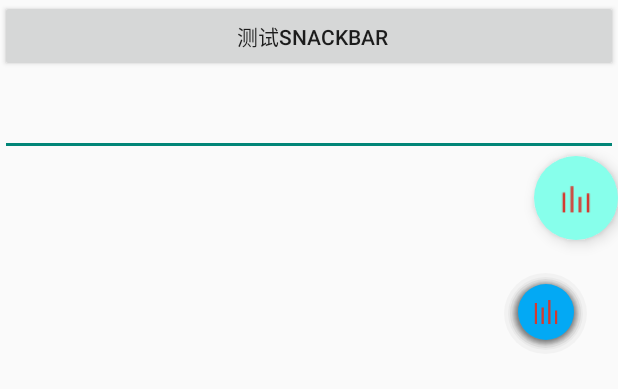
After one commit to SelfImprCp/AnYinUitl, an Android app: the layout activity_snackbar_layout.xml on its own in the app's theme, with its tools: preview values and no code run, on a phone screen of 412 x 824 dp. The commit adds this screen. Shown: the top 389 px of the screen. Run offline under Robolectric (Android 15) with nearby library versions, the light colour scheme and no system bars.

Commit message:
添加MD一些新特性

```diff
--- a/app/src/main/java/cn/myasapp/main/TestUIhelper.java
+++ b/app/src/main/java/cn/myasapp/main/TestUIhelper.java
@@ -13,6 +13,7 @@ import cn.myasapp.main.ui.GestureLockActivity;
 import cn.myasapp.main.ui.GestureVerifyActivity;
 import cn.myasapp.main.ui.HeadToolBarActivity;
 import cn.myasapp.main.ui.LoadingAnimActivity;
+import cn.myasapp.main.ui.SnackbarActivity;
 import cn.myasapp.main.ui.TestDrawerLayout;
 import cn.myasapp.main.ui.TestFlowLayoutActivity;
 import cn.myasapp.main.ui.TestListViewRefreshActivity;
@@ -164,6 +165,10 @@ public class TestUIhelper {
         OpenActivityUtil.getInstance().openActivity(context,    GestureVerifyActivity
                 .class,bundle);
     }
+    public static void showSnackbarActivity(Context context) {
+        OpenActivityUtil.getInstance().openActivity(context,    SnackbarActivity
+                .class);
+    }
 
 
 
--- /dev/null
+++ b/app/src/main/java/cn/myasapp/main/ui/SnackbarActivity.java
@@ -0,0 +1,114 @@
+package cn.myasapp.main.ui;
+
+import android.graphics.Color;
+import android.support.design.widget.CoordinatorLayout;
+import android.support.design.widget.Snackbar;
+import android.support.design.widget.TextInputLayout;
+import android.text.Editable;
+import android.text.TextWatcher;
+import android.view.View;
+import android.widget.Button;
+import android.widget.EditText;
+import android.widget.TextView;
+
+import org.kymjs.kjframe.ui.BindView;
+
+import cn.myasapp.main.R;
+
+/**
+ * Created by Jerry on 2017/2/6.
+ */
+
+public class SnackbarActivity extends BaseActivity {
+
+    @BindView(id = R.id.snackbar_test_button_text, click = true)
+    private Button snackbar_test_button_text;
+
+    @BindView(id = R.id.container)
+    private CoordinatorLayout container;
+
+
+
+    @BindView(id = R.id.a_textinputlayout )
+    private TextInputLayout a_textinputlayout;
+
+
+
+    private EditText a_editText1;
+
+
+
+
+
+
+    @Override
+    public void setRootView() {
+        super.setRootView();
+
+        setContentView(R.layout.activity_snackbar_layout);
+    }
+
+    @Override
+    protected void initView() {
+        super.initView();
+
+
+        a_textinputlayout.setHint("请输入用户名");
+
+        a_editText1 = a_textinputlayout.getEditText();
+        a_editText1.addTextChangedListener(new TextWatcher() {
+            @Override
+            public void beforeTextChanged(CharSequence s, int start, int count, int after) {
+
+            }
+
+            @Override
+            public void onTextChanged(CharSequence s, int start, int before, int count) {
+                //这儿判断操作，如果输入错误可以给用户提示
+                if(s.length()<5){
+                    a_textinputlayout.setErrorEnabled(true);
+                    a_textinputlayout.setError("用户名不能小于6位");
+                }else{
+                    a_textinputlayout.setErrorEnabled(false);
+                }
+            }
+
+            @Override
+            public void afterTextChanged(Editable s) {
+
+            }
+        });
+
+
+    }
+
+    @Override
+    public void widgetClick(View v) {
+        super.widgetClick(v);
+
+        switch (v.getId()) {
+            case R.id.snackbar_test_button_text:
+               //
+                // Snackbar.make(container, "SnackbarTest", Snackbar.LENGTH_LONG).show();
+                Snackbar snackbar =   Snackbar.make(container, "SnackbarTest今天醚来",Snackbar.LENGTH_LONG).setAction("Action", new View.OnClickListener() {
+                    @Override
+                    public void onClick(View v) {
+                        Snackbar.make(container,"ActionClick",Snackbar.LENGTH_LONG).show();
+                    }
+                }) ;
+                //
+                setSnackbarMessageTextColor(snackbar, Color.parseColor("#FFFFFF"));
+                snackbar.show();
+
+
+                break;
+
+        }
+    }
+
+
+    public static void setSnackbarMessageTextColor(Snackbar snackbar, int color) {
+        View view = snackbar.getView();
+        ((TextView) view.findViewById(R.id.snackbar_text)).setTextColor(color);
+    }
+}
--- a/app/src/main/java/cn/myasapp/main/ui/TestActivity.java
+++ b/app/src/main/java/cn/myasapp/main/ui/TestActivity.java
@@ -133,13 +133,13 @@ public class TestActivity extends BaseActivity {
     private TextView drawer_layout;
 
 
-
-
     @BindView(id = R.id.loading_anim, click = true)
     private TextView loading_anim;
 
 
-
+    @BindView(id = R.id.snackbar_layout
+            , click = true)
+    private TextView snackbar_layout;
 
 
     @BindView(id = R.id.flowlayout_layout, click = true)
@@ -199,10 +199,6 @@ public class TestActivity extends BaseActivity {
 
             // 测试 ObjectUtils
             case R.id.object_utils_test:
-
-
-
-
 
 
                 TestUIhelper.showTesObjectsUitls(this);
@@ -443,17 +439,19 @@ public class TestActivity extends BaseActivity {
             case R.id.drawer_layout:
                 TestUIhelper.showTestDrawerLayout(TestActivity.this);
 
-                 break;
+                break;
 
-             // 测试流布局
+            // 测试流布局
             case R.id.flowlayout_layout:
                 TestUIhelper.showFlowLayoutActivity(TestActivity.this);
 
                 break;
 
+            //
+            case R.id.snackbar_layout:
+                TestUIhelper.showSnackbarActivity(TestActivity.this);
 
-
-
+                break;
 
 
         }
--- a/app/src/main/java/cn/myasapp/main/ui/TestFlowLayoutActivity.java
+++ b/app/src/main/java/cn/myasapp/main/ui/TestFlowLayoutActivity.java
@@ -88,7 +88,6 @@ public class TestFlowLayoutActivity extends MyBaseActivity {
 
         setContentView(R.layout.activity_flow_test);
 
-
     }
 
     @Override
--- /dev/null
+++ b/app/src/main/res/drawable/button_select.xml
@@ -0,0 +1,238 @@
+<?xml version="1.0" encoding="utf-8"?>
+<selector xmlns:android="http://schemas.android.com/apk/res/android">
+    <item android:state_pressed="true">
+        <layer-list>
+            <!-- Shadow -->
+            <item android:top="1dp" android:right="1dp">
+                <layer-list>
+                    <item>
+                        <shape android:shape="oval">
+                            <solid android:color="#08000000"/>
+                            <padding
+                                android:bottom="3px"
+                                android:left="3px"
+                                android:right="3px"
+                                android:top="3px"
+                                />
+                        </shape>
+                    </item>
+                    <item>
+                        <shape android:shape="oval">
+                            <solid android:color="#09000000"/>
+                            <padding
+                                android:bottom="2px"
+                                android:left="2px"
+                                android:right="2px"
+                                android:top="2px"
+                                />
+                        </shape>
+                    </item>
+                    <item>
+                        <shape android:shape="oval">
+                            <solid android:color="#10000000"/>
+                            <padding
+                                android:bottom="2px"
+                                android:left="2px"
+                                android:right="2px"
+                                android:top="2px"
+                                />
+                        </shape>
+                    </item>
+                    <item>
+                        <shape android:shape="oval">
+                            <solid android:color="#11000000"/>
+                            <padding
+                                android:bottom="1px"
+                                android:left="1px"
+                                android:right="1px"
+                                android:top="1px"
+                                />
+                        </shape>
+                    </item>
+                    <item>
+                        <shape android:shape="oval">
+                            <solid android:color="#12000000"/>
+                            <padding
+                                android:bottom="1px"
+                                android:left="1px"
+                                android:right="1px"
+                                android:top="1px"
+                                />
+                        </shape>
+                    </item>
+                    <item>
+                        <shape android:shape="oval">
+                            <solid android:color="#13000000"/>
+                            <padding
+                                android:bottom="1px"
+                                android:left="1px"
+                                android:right="1px"
+                                android:top="1px"
+                                />
+                        </shape>
+                    </item>
+                    <item>
+                        <shape android:shape="oval">
+                            <solid android:color="#14000000"/>
+                            <padding
+                                android:bottom="1px"
+                                android:left="1px"
+                                android:right="1px"
+                                android:top="1px"
+                                />
+                        </shape>
+                    </item>
+                    <item>
+                        <shape android:shape="oval">
+                            <solid android:color="#15000000"/>
+                            <padding
+                                android:bottom="1px"
+                                android:left="1px"
+                                android:right="1px"
+                                android:top="1px"
+                                />
+                        </shape>
+                    </item>
+                    <item>
+                        <shape android:shape="oval">
+                            <solid android:color="#16000000"/>
+                            <padding
+                                android:bottom="1px"
+                                android:left="1px"
+                                android:right="1px"
+                                android:top="1px"
+                                />
+                        </shape>
+                    </item>
+                </layer-list>
+            </item>
+
+            <!-- Blue button pressed -->
+            <item>
+                <shape android:shape="oval">
+                    <solid android:color="#90CAF9"/>
+                </shape>
+            </item>
+        </layer-list>
+    </item>
+
+    <item android:state_enabled="true">
+
+        <layer-list>
+            <!-- Shadow -->
+            <item android:top="2dp" android:right="1dp">
+                <layer-list>
+                    <item>
+                        <shape android:shape="oval">
+                            <solid android:color="#08000000"/>
+                            <padding
+                                android:bottom="4px"
+                                android:left="4px"
+                                android:right="4px"
+                                android:top="4px"
+                                />
+                        </shape>
+                    </item>
+                    <item>
+                        <shape android:shape="oval">
+                            <solid android:color="#09000000"/>
+                            <padding
+                                android:bottom="2px"
+                                android:left="2px"
+                                android:right="2px"
+                                android:top="2px"
+                                />
+                        </shape>
+                    </item>
+                    <item>
+                        <shape android:shape="oval">
+                            <solid android:color="#10000000"/>
+                            <padding
+                                android:bottom="2px"
+                                android:left="2px"
+                                android:right="2px"
+                                android:top="2px"
+                                />
+                        </shape>
+                    </item>
+                    <item>
+                        <shape android:shape="oval">
+                            <solid android:color="#11000000"/>
+                            <padding
+                                android:bottom="1px"
+                                android:left="1px"
+                                android:right="1px"
+                                android:top="1px"
+                                />
+                        </shape>
+                    </item>
+                    <item>
+                        <shape android:shape="oval">
+                            <solid android:color="#12000000"/>
+                            <padding
+                                android:bottom="1px"
+                                android:left="1px"
+                                android:right="1px"
+                                android:top="1px"
+                                />
+                        </shape>
+                    </item>
+                    <item>
+                        <shape android:shape="oval">
+                            <solid android:color="#13000000"/>
+                            <padding
+                                android:bottom="1px"
+                                android:left="1px"
+                                android:right="1px"
+                                android:top="1px"
+                                />
+                        </shape>
+                    </item>
+                    <item>
+                        <shape android:shape="oval">
+                            <solid android:color="#14000000"/>
+                            <padding
+                                android:bottom="1px"
+                                android:left="1px"
+                                android:right="1px"
+                                android:top="1px"
+                                />
+                        </shape>
+                    </item>
+                    <item>
+                        <shape android:shape="oval">
+                            <solid android:color="#15000000"/>
+                            <padding
+                                android:bottom="1px"
+                                android:left="1px"
+                                android:right="1px"
+                                android:top="1px"
+                                />
+                        </shape>
+                    </item>
+                    <item>
+                        <shape android:shape="oval">
+                            <solid android:color="#16000000"/>
+                            <padding
+                                android:bottom="1px"
+                                android:left="1px"
+                                android:right="1px"
+                                android:top="1px"
+                                />
+                        </shape>
+                    </item>
+                </layer-list>
+            </item>
+
+            <!-- Blue button -->
+
+            <item>
+                <shape android:shape="oval">
+                    <solid android:color="#03A9F4"/>
+                </shape>
+            </item>
+        </layer-list>
+
+    </item>
+
+</selector>
--- a/app/src/main/res/layout/activity_flow_test.xml
+++ b/app/src/main/res/layout/activity_flow_test.xml
@@ -13,8 +13,6 @@
          />
 
      <com.cp.mylibrary.custom.FlowLayout
-
-
          android:id="@+id/flow_layout"
          android:layout_width="match_parent"
          android:layout_height="match_parent"
--- /dev/null
+++ b/app/src/main/res/layout/activity_snackbar_layout.xml
@@ -0,0 +1,55 @@
+<?xml version="1.0" encoding="utf-8"?>
+<LinearLayout xmlns:android="http://schemas.android.com/apk/res/android"
+    android:layout_width="match_parent"
+    android:layout_height="match_parent"
+    xmlns:app="http://schemas.android.com/apk/res-auto"
+    android:orientation="vertical">
+    <Button
+        android:id="@+id/snackbar_test_button_text"
+        android:text=" 测试snackbar"
+        android:layout_width="match_parent"
+
+
+        android:layout_height="wrap_content"/>
+
+
+    <android.support.design.widget.TextInputLayout
+        android:id="@+id/a_textinputlayout"
+        android:layout_width="fill_parent"
+        android:layout_height="wrap_content"
+        >
+
+        <EditText
+            android:id="@+id/a_editText1"
+            android:layout_width="match_parent"
+            android:layout_height="wrap_content"/>
+    </android.support.design.widget.TextInputLayout>
+
+
+    <android.support.design.widget.FloatingActionButton
+        android:layout_width="wrap_content"
+        android:layout_height="wrap_content"
+        android:layout_gravity="right|bottom"
+        android:src="@drawable/app_loading1"
+        app:backgroundTint="#ff87ffeb"
+        app:rippleColor="#33728dff"
+        app:elevation="6dp"
+        app:borderWidth="0dp"
+        app:pressedTranslationZ="12dp"/>
+
+    <ImageButton
+        android:layout_width="56dp"
+        android:layout_height="56dp"
+        android:layout_gravity="bottom|right"
+        android:layout_margin="20dp"
+        android:background="@drawable/button_select"
+        android:src="@drawable/app_loading2"
+        />
+
+
+    <android.support.design.widget.CoordinatorLayout
+        android:id="@+id/container"
+        android:layout_width="match_parent"
+        android:layout_height="wrap_content"
+     />
+</LinearLayout>
--- a/app/src/main/res/layout/activity_test.xml
+++ b/app/src/main/res/layout/activity_test.xml
@@ -230,6 +230,14 @@
                 android:text="   测试流布局   " />
 
 
+
+            <TextView
+                android:id="@+id/snackbar_layout"
+
+                style="@style/test_textview_style"
+                android:text="   测试Snackbar  " />
+
+
         </LinearLayout>
     </com.cp.mylibrary.custom.CPScrollView>
 
--- a/mylibrary/src/main/res/values/attrs.xml
+++ b/mylibrary/src/main/res/values/attrs.xml
@@ -50,4 +50,10 @@
         <attr name="height_space" format="dimension"/>
     </declare-styleable>
 
+    <declare-styleable name="PullZoomView">
+        <attr name="zoomview" format="reference" />
+        <attr name="headview" format="reference" />
+        <attr name="contentview" format="reference" />
+    </declare-styleable>
+
 </resources>
--- a/mylibrary/src/main/res/values/colors.xml
+++ b/mylibrary/src/main/res/values/colors.xml
@@ -39,4 +39,9 @@
 
     <color name="bg_touch">@color/lightest_gray</color>
 
+
+    <color name="colorPrimary">#3F51B5</color>
+    <color name="colorPrimaryDark">#303F9F</color>
+    <color name="colorAccent">#FF4081</color>
+
 </resources>
--- a/mylibrary/src/main/res/values/styles.xml
+++ b/mylibrary/src/main/res/values/styles.xml
@@ -213,4 +213,17 @@
     </style>
 
 
+
+    <!-- Base application theme. -->
+    <style name="AppTheme" parent="Theme.AppCompat.Light.DarkActionBar">
+        <!-- Customize your theme here. -->
+        <item name="colorPrimary">@color/colorPrimary</item>
+        <item name="colorPrimaryDark">@color/colorPrimaryDark</item>
+        <item name="colorAccent">@color/colorAccent</item>
+    </style>
+
+
+
+
+
 </resources>
```
Also changed, not shown: app/src/main/AndroidManifest.xml (+14 -0 lines), app/src/main/java/cn/myasapp/main/adapter/MainFocusAdapter.java (+3 -22 lines), mylibrary/src/main/java/com/cp/mylibrary/utils/UpdateManagerUtil.java (+7 -9 lines), 2 other files.
